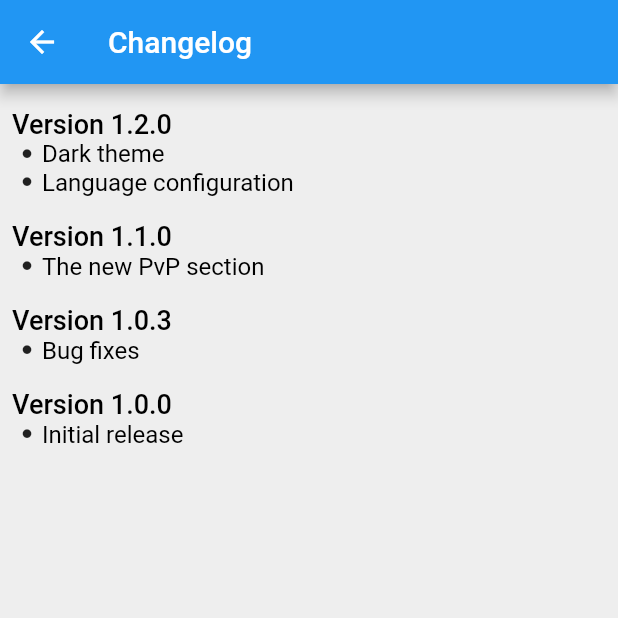
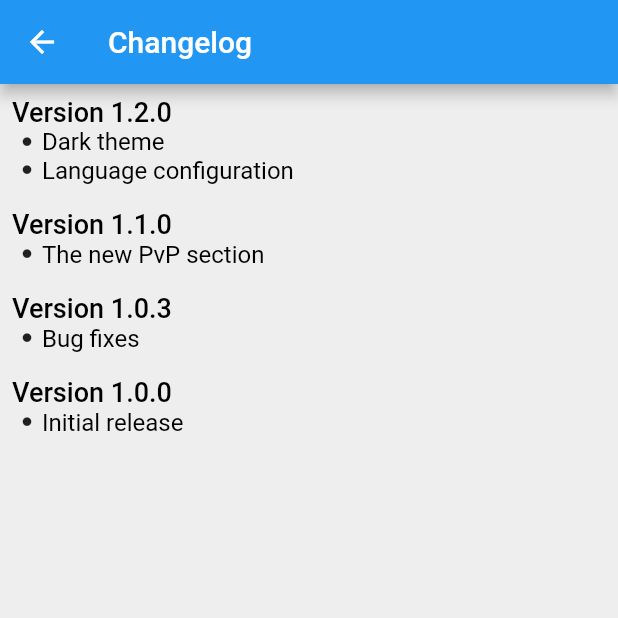
Before and after one commit to DanielScholte/GuildWars2Companion, a Flutter app: the ChangelogPage screen opened directly, on a phone screen of 412 x 824 dp, the top half of it. Run offline on Flutter 3.47's test engine with Material 2 defaults, Android fonts, the phone set to English and light mode, and no system bars; our stand-ins replace bloc, bubble_bottom_bar, cached_network_image, dio, flutter_bloc, flutter_speed_dial and 5 more; missing offline and left inert: qr_code_scanner, sqflite_migration; accounts and stored records are empty; statements that could not run were skipped.

Commit message:
Fixed changelog padding

```diff
--- a/lib/pages/configuration/changelog.dart
+++ b/lib/pages/configuration/changelog.dart
@@ -20,7 +20,7 @@ class ChangelogPage extends StatelessWidget {
           final List<Changelog> changelogs = (state as LoadedChangelog).changelogs;
 
           return ListView(
-            padding: EdgeInsets.all(8.0),
+            padding: EdgeInsets.symmetric(horizontal: 8.0),
             children: changelogs
               .map((c) => Padding(
                 padding: EdgeInsets.symmetric(vertical: 8.0),
```
